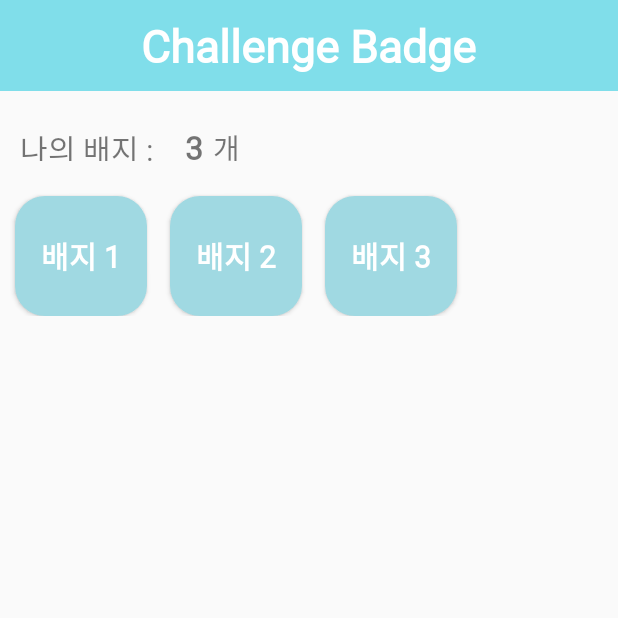
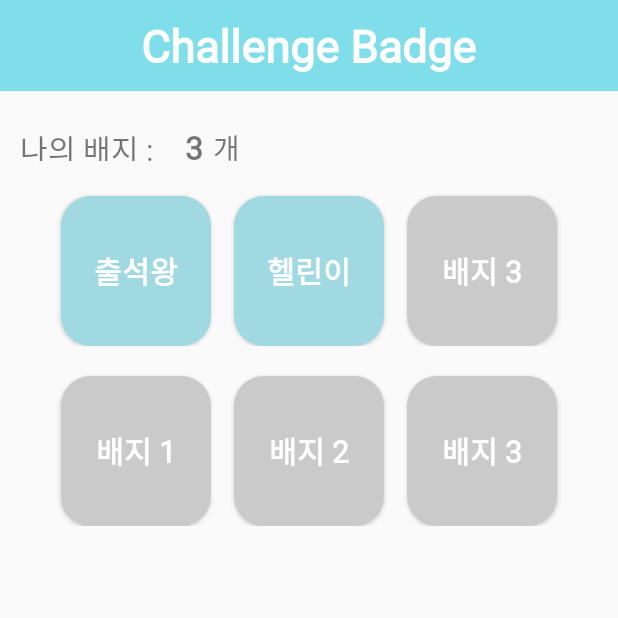
Before and after one commit to ibnuena/bangPT, an Android app: the MyChallActivity screen opened directly, with no data from a screen before it, on a phone screen of 412 x 824 dp, the top half of it. Run offline under Robolectric (Android 15) with nearby library versions, the phone set to English and light mode, and no system bars.

Commit message:
feat: xml change

```diff
--- a/app/src/main/java/com/example/bangpt/CommuFreeActivity.java
+++ b/app/src/main/java/com/example/bangpt/CommuFreeActivity.java
@@ -4,15 +4,20 @@ import android.content.Intent;
 import android.os.Bundle;
 import android.view.View;
 import android.widget.Button;
+import android.widget.ListView;
 
 import androidx.appcompat.app.AppCompatActivity;
 
 public class CommuFreeActivity extends AppCompatActivity {
     private Button button1;
+    ListView listView;
+    String userID = "";
     @Override
     protected void onCreate(Bundle savedInstanceState) {
         super.onCreate(savedInstanceState);
         setContentView(R.layout.activity_commu_free);
+
+        userID = getIntent().getStringExtra("userID");
 
         button1=findViewById(R.id.button1);
         button1.setOnClickListener(new View.OnClickListener(){
@@ -20,6 +25,7 @@ public class CommuFreeActivity extends AppCompatActivity {
             //버튼을 누르면 WriteActivity로 넘어가게 해준다
             public void onClick(View view){
                 Intent intent=new Intent(CommuFreeActivity.this,WriteActivity.class);
+                intent.putExtra("userID", userID);
                 startActivity(intent);
             }
         });
--- a/app/src/main/java/com/example/bangpt/CommunityFragment.java
+++ b/app/src/main/java/com/example/bangpt/CommunityFragment.java
@@ -61,11 +61,15 @@ public class CommunityFragment extends Fragment {
         // Inflate the layout for this fragment
         ViewGroup rootView = (ViewGroup)inflater.inflate(R.layout.fragment_community, container, false);
 
+        Bundle bundle = getArguments();
+        String userID = bundle.getString("userID");
+
         Button button1 = rootView.findViewById(R.id.button1);
         button1.setOnClickListener(new View.OnClickListener() {
             @Override
             public void onClick(View view) {
                 Intent intent = new Intent(getActivity(), CommuFreeActivity.class);
+                intent.putExtra("userID", userID);
                 startActivity(intent);
             }
         });
--- a/app/src/main/java/com/example/bangpt/MainActivity.java
+++ b/app/src/main/java/com/example/bangpt/MainActivity.java
@@ -119,9 +119,13 @@ public class MainActivity extends AppCompatActivity {
                     case R.id.challenge:
                         getSupportFragmentManager().beginTransaction().replace(R.id.containers, challengeFragment).commit();
                         return true;
-                    case R.id.community:
+                    case R.id.community:{
                         getSupportFragmentManager().beginTransaction().replace(R.id.containers, communityFragment).commit();
+                        Bundle bundle = new Bundle();
+                        bundle.putString("userID", userID);
+                        communityFragment.setArguments(bundle);
                         return true;
+                    }
                     default :{
                         getSupportFragmentManager().beginTransaction().replace(R.id.containers, homeFragment).commit();
                         Bundle bundle1 = new Bundle();
--- a/app/src/main/res/layout/activity_my_chall.xml
+++ b/app/src/main/res/layout/activity_my_chall.xml
@@ -68,45 +68,94 @@
 
 
     <LinearLayout
-        android:layout_width="match_parent"
+        android:layout_width="wrap_content"
         android:layout_height="wrap_content"
         android:orientation="horizontal"
+        android:layout_gravity="center"
         android:layout_marginTop="10dp"
         >
         <Button
             android:id="@+id/button1"
-            android:layout_width="wrap_content"
-            android:layout_height="80dp"
+            android:layout_width="100dp"
+            android:layout_height="100dp"
+            android:layout_marginTop="10dp"
+            android:background="@drawable/roundbutton"
+            android:textSize="20dp"
+            android:layout_marginRight="10dp"
+            android:layout_marginLeft="10dp"
+            android:fontFamily="@font/nexon"
+            android:textStyle="bold"
+            android:textColor="@android:color/background_light"
+            android:text="출석왕" />
+        <Button
+            android:id="@+id/button2"
+            android:layout_width="100dp"
+            android:layout_height="100dp"
             android:layout_marginTop="10dp"
             android:background="@drawable/roundbutton"
             android:textSize="20dp"
             android:layout_marginRight="5dp"
+            android:layout_marginLeft="5dp"
+            android:fontFamily="@font/nexon"
+            android:textStyle="bold"
+            android:textColor="@android:color/background_light"
+            android:text="헬린이"
+            />
+        <Button
+            android:id="@+id/button3"
+            android:layout_width="100dp"
+            android:layout_height="100dp"
+            android:layout_marginTop="10dp"
+            android:background="@drawable/roundbtn2"
+            android:textSize="20dp"
+            android:layout_marginRight="10dp"
+            android:layout_marginLeft="10dp"
+            android:fontFamily="@font/nexon"
+            android:textStyle="bold"
+            android:textColor="@android:color/background_light"
+            android:text="배지 3" />
+    </LinearLayout>
+    <LinearLayout
+        android:layout_width="wrap_content"
+        android:layout_height="wrap_content"
+        android:orientation="horizontal"
+        android:layout_gravity="center"
+        android:layout_marginTop="10dp"
+        >
+        <Button
+            android:id="@+id/button4"
+            android:layout_width="100dp"
+            android:layout_height="100dp"
+            android:layout_marginTop="10dp"
+            android:background="@drawable/roundbtn2"
+            android:textSize="20dp"
+            android:layout_marginRight="10dp"
             android:layout_marginLeft="10dp"
             android:fontFamily="@font/nexon"
             android:textStyle="bold"
             android:textColor="@android:color/background_light"
             android:text="배지 1" />
         <Button
-            android:id="@+id/button2"
-            android:layout_width="wrap_content"
-            android:layout_height="80dp"
+            android:id="@+id/button5"
+            android:layout_width="100dp"
+            android:layout_height="100dp"
             android:layout_marginTop="10dp"
-            android:background="@drawable/roundbutton"
+            android:background="@drawable/roundbtn2"
             android:textSize="20dp"
             android:layout_marginRight="5dp"
-            android:layout_marginLeft="10dp"
+            android:layout_marginLeft="5dp"
             android:fontFamily="@font/nexon"
             android:textStyle="bold"
             android:textColor="@android:color/background_light"
             android:text="배지 2" />
         <Button
-            android:id="@+id/button3"
-            android:layout_width="wrap_content"
-            android:layout_height="80dp"
+            android:id="@+id/button6"
+            android:layout_width="100dp"
+            android:layout_height="100dp"
             android:layout_marginTop="10dp"
-            android:background="@drawable/roundbutton"
+            android:background="@drawable/roundbtn2"
             android:textSize="20dp"
-            android:layout_marginRight="5dp"
+            android:layout_marginRight="10dp"
             android:layout_marginLeft="10dp"
             android:fontFamily="@font/nexon"
             android:textStyle="bold"
--- a/app/src/main/res/layout/activity_wite_view.xml
+++ b/app/src/main/res/layout/activity_wite_view.xml
@@ -40,6 +40,7 @@
             <LinearLayout
                 android:layout_width="match_parent"
                 android:layout_height="wrap_content"
+                android:layout_marginBottom="5dp"
                 android:orientation="horizontal">
 
                 <TextView
```
Also changed, not shown: app/src/main/res/layout/activity_exercise1.xml (+6 -1 lines), app/src/main/res/layout/activity_my_info.xml (+45 -8 lines).
